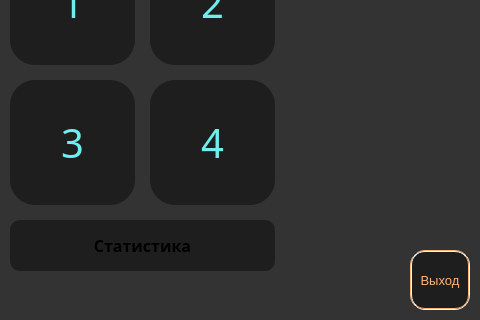
Qt form Frontend/mainmenuwidget.ui (Svyatofslav/project-TiMP) before a commit; both pictures show x 160 to 640 and y 160 to 480 of the 640 by 480 pixel window.
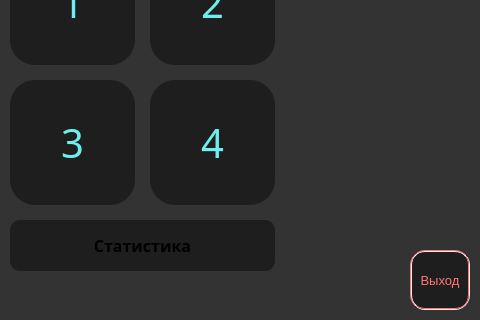
The same form after that commit.

Commit message: git add . git push

```diff
--- a/Frontend/mainmenuwidget.ui
+++ b/Frontend/mainmenuwidget.ui
@@ -219,11 +219,11 @@
     </font>
    </property>
    <property name="styleSheet">
-    <string notr="true">/*Кнопка*/;
-border: 2px groove rgb(255, 180, 118);
+    <string notr="true">/*Выход*/;
+border: 2px groove #ff7676;
 border-radius: 15px;
 background-color: rgb(30,30,30);
-color: #FFB476;
+color: #FF7676;
 
 
 </string>
```
